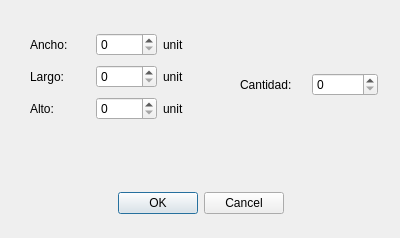
This is dialogaddbox.ui in amsantosr/ContainerApp as Qt 5 draws it before an edit. The edited form follows.
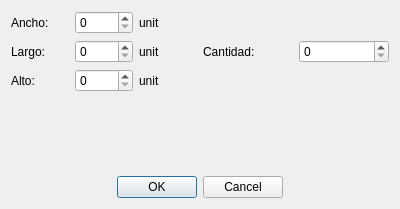
This is the edited form.

The edit to the form file:
```diff
--- a/dialogaddbox.ui
+++ b/dialogaddbox.ui
@@ -6,38 +6,15 @@
    <rect>
     <x>0</x>
     <y>0</y>
-    <width>400</width>
-    <height>238</height>
+    <width>399</width>
+    <height>209</height>
    </rect>
   </property>
   <property name="windowTitle">
    <string>Añadir cajas</string>
   </property>
-  <widget class="QDialogButtonBox" name="buttonBox">
-   <property name="geometry">
-    <rect>
-     <x>80</x>
-     <y>190</y>
-     <width>241</width>
-     <height>27</height>
-    </rect>
-   </property>
-   <property name="standardButtons">
-    <set>QDialogButtonBox::Cancel|QDialogButtonBox::Ok</set>
-   </property>
-   <property name="centerButtons">
-    <bool>true</bool>
-   </property>
-  </widget>
-  <widget class="QWidget" name="layoutWidget">
-   <property name="geometry">
-    <rect>
-     <x>30</x>
-     <y>30</y>
-     <width>193</width>
-     <height>95</height>
-    </rect>
-   </property>
+  <layout class="QGridLayout" name="gridLayout_2">
+   <item row="0" column="0">
    <layout class="QGridLayout" name="gridLayout">
     <item row="2" column="0">
      <widget class="QLabel" name="label_3">
@@ -103,16 +80,8 @@
      </widget>
     </item>
    </layout>
-  </widget>
-  <widget class="QWidget" name="layoutWidget">
-   <property name="geometry">
-    <rect>
-     <x>240</x>
-     <y>70</y>
-     <width>138</width>
-     <height>29</height>
-    </rect>
-   </property>
+   </item>
+   <item row="0" column="1">
    <layout class="QHBoxLayout" name="horizontalLayout">
     <item>
      <widget class="QLabel" name="label_4">
@@ -129,7 +98,31 @@
      </widget>
     </item>
    </layout>
-  </widget>
+   </item>
+   <item row="1" column="0" colspan="2">
+    <spacer name="verticalSpacer">
+     <property name="orientation">
+      <enum>Qt::Vertical</enum>
+     </property>
+     <property name="sizeHint" stdset="0">
+      <size>
+       <width>378</width>
+       <height>54</height>
+      </size>
+     </property>
+    </spacer>
+   </item>
+   <item row="2" column="0" colspan="2">
+    <widget class="QDialogButtonBox" name="buttonBox">
+     <property name="standardButtons">
+      <set>QDialogButtonBox::Cancel|QDialogButtonBox::Ok</set>
+     </property>
+     <property name="centerButtons">
+      <bool>true</bool>
+     </property>
+    </widget>
+   </item>
+  </layout>
  </widget>
  <tabstops>
   <tabstop>spinBoxDimensionX</tabstop>
```
Lines whose indentation alone changed are shown as unchanged.
